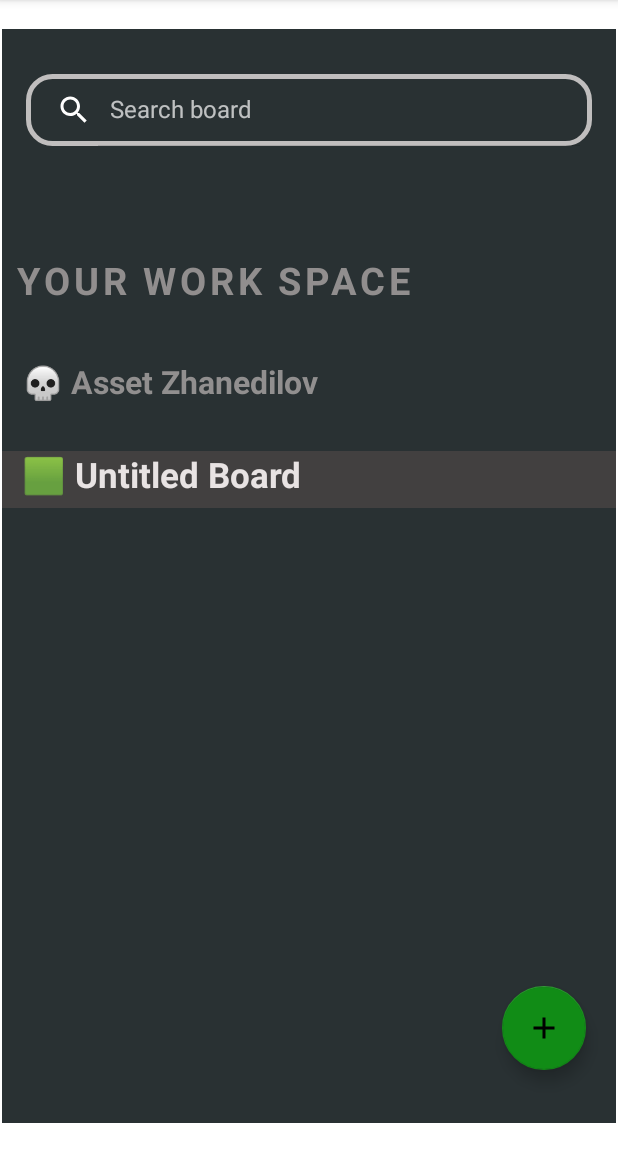
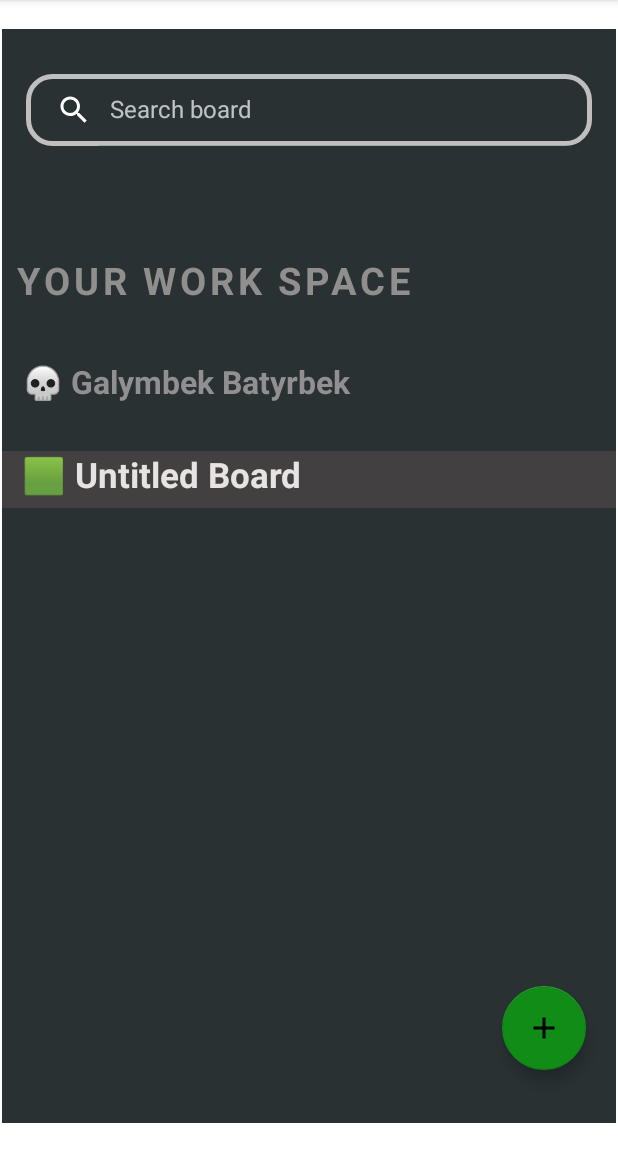
Before and after one commit to alimbeker/planner, an Android app: the screen it shows after launch (MainActivity), on a phone screen of 412 x 824 dp, the part 84-1236 px from its top. Run offline under Robolectric (Android 15) with nearby library versions, the phone set to English and light mode, and no system bars.

Commit message:
"connection of all done before"

```diff
--- a/app/src/main/res/layout/fragment_home2.xml
+++ b/app/src/main/res/layout/fragment_home2.xml
@@ -42,10 +42,6 @@
         android:textStyle="bold"
         app:layout_constraintStart_toStartOf="parent"
         app:layout_constraintTop_toTopOf="parent" />
-    <!--<androidx.recyclerview.widget.RecyclerView
-        android:id="@+id/Lrecycler"
-        android:layout_width="match_parent"
-        android:layout_height="wrap_content"/>-->
 
     <TextView
         android:id="@+id/user"
@@ -53,7 +49,7 @@
         android:layout_height="wrap_content"
         android:layout_marginTop="36dp"
 
-        android:text="💀 Asset Zhanedilov"
+        android:text="💀 Galymbek Batyrbek"
 
         android:textColor="#918F8F"
         android:textSize="21sp"
```
